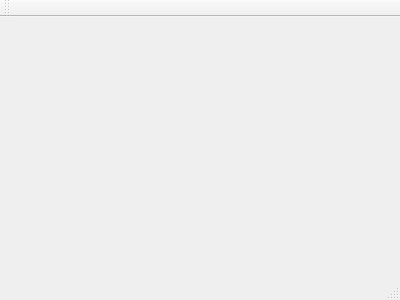
First picture: the form in mainwindow.ui, repository IsakWong/AstarHomeWork, before the edit.
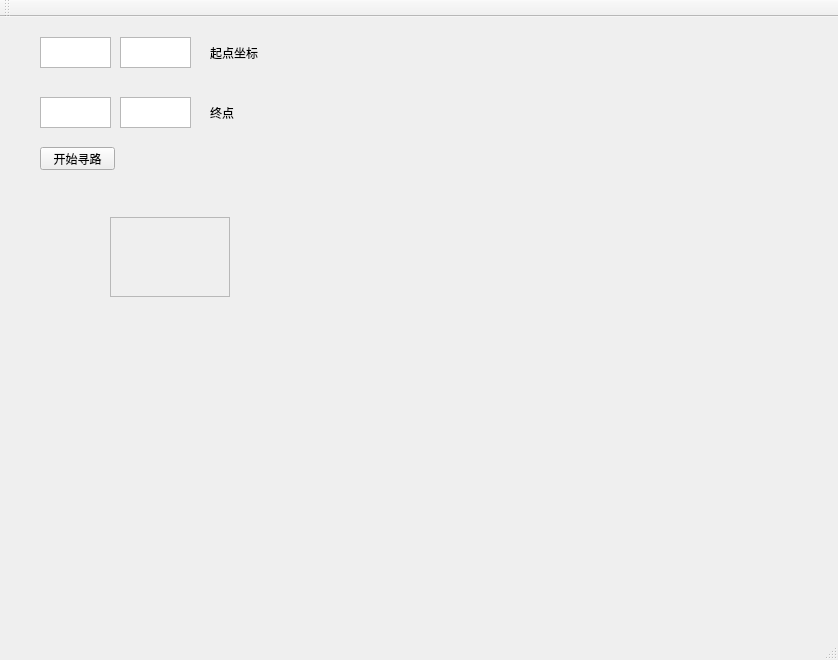
Second picture: the form after the edit.

Patch:
```diff
--- a/mainwindow.ui
+++ b/mainwindow.ui
@@ -1,24 +1,135 @@
 <ui version="4.0">
  <class>MainWindow</class>
- <widget class="QMainWindow" name="MainWindow" >
-  <property name="geometry" >
+ <widget class="QMainWindow" name="MainWindow">
+  <property name="geometry">
    <rect>
     <x>0</x>
     <y>0</y>
-    <width>400</width>
-    <height>300</height>
+    <width>838</width>
+    <height>660</height>
    </rect>
   </property>
   <property name="windowTitle" >
    <string>MainWindow</string>
   </property>
-  <widget class="QMenuBar" name="menuBar" />
-  <widget class="QToolBar" name="mainToolBar" />
-  <widget class="QWidget" name="centralWidget" />
-  <widget class="QStatusBar" name="statusBar" />
+  <widget class="QWidget" name="centralWidget">
+   <widget class="QPushButton" name="pushButton">
+    <property name="geometry">
+     <rect>
+      <x>40</x>
+      <y>130</y>
+      <width>75</width>
+      <height>23</height>
+     </rect>
+    </property>
+    <property name="text">
+     <string>开始寻路</string>
+    </property>
+   </widget>
+   <widget class="QFrame" name="frame">
+    <property name="geometry">
+     <rect>
+      <x>110</x>
+      <y>200</y>
+      <width>120</width>
+      <height>80</height>
+     </rect>
+    </property>
+    <property name="frameShape">
+     <enum>QFrame::StyledPanel</enum>
+    </property>
+    <property name="frameShadow">
+     <enum>QFrame::Raised</enum>
+    </property>
+   </widget>
+   <widget class="QTextEdit" name="startX">
+    <property name="geometry">
+     <rect>
+      <x>40</x>
+      <y>20</y>
+      <width>71</width>
+      <height>31</height>
+     </rect>
+    </property>
+   </widget>
+   <widget class="QTextEdit" name="startY">
+    <property name="geometry">
+     <rect>
+      <x>120</x>
+      <y>20</y>
+      <width>71</width>
+      <height>31</height>
+     </rect>
+    </property>
+   </widget>
+   <widget class="QTextEdit" name="endX">
+    <property name="geometry">
+     <rect>
+      <x>40</x>
+      <y>80</y>
+      <width>71</width>
+      <height>31</height>
+     </rect>
+    </property>
+   </widget>
+   <widget class="QTextEdit" name="endY">
+    <property name="geometry">
+     <rect>
+      <x>120</x>
+      <y>80</y>
+      <width>71</width>
+      <height>31</height>
+     </rect>
+    </property>
+   </widget>
+   <widget class="QLabel" name="label">
+    <property name="geometry">
+     <rect>
+      <x>210</x>
+      <y>30</y>
+      <width>54</width>
+      <height>12</height>
+     </rect>
+    </property>
+    <property name="text">
+     <string>起点坐标</string>
+    </property>
+   </widget>
+   <widget class="QLabel" name="label_2">
+    <property name="geometry">
+     <rect>
+      <x>210</x>
+      <y>90</y>
+      <width>54</width>
+      <height>12</height>
+     </rect>
+    </property>
+    <property name="text">
+     <string>终点</string>
+    </property>
+   </widget>
+  </widget>
+  <widget class="QMenuBar" name="menuBar">
+   <property name="geometry">
+    <rect>
+     <x>0</x>
+     <y>0</y>
+     <width>838</width>
+     <height>23</height>
+    </rect>
+   </property>
+  </widget>
+  <widget class="QToolBar" name="mainToolBar">
+   <attribute name="toolBarArea">
+    <enum>TopToolBarArea</enum>
+   </attribute>
+   <attribute name="toolBarBreak">
+    <bool>false</bool>
+   </attribute>
+  </widget>
+  <widget class="QStatusBar" name="statusBar"/>
  </widget>
- <layoutDefault spacing="6" margin="11" />
- <pixmapfunction></pixmapfunction>
+ <layoutdefault spacing="6" margin="11"/>
  <resources/>
  <connections/>
 </ui>
```
Left out of the diff: 3 changed lines with no effect on the pictures.
